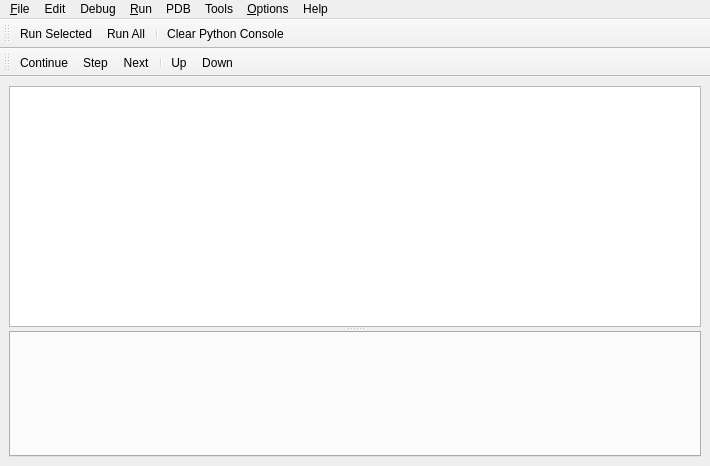
Above: preditor/gui/ui/loggerwindow.ui from blurstudio/PrEditor before the change. Below: the same form after it.
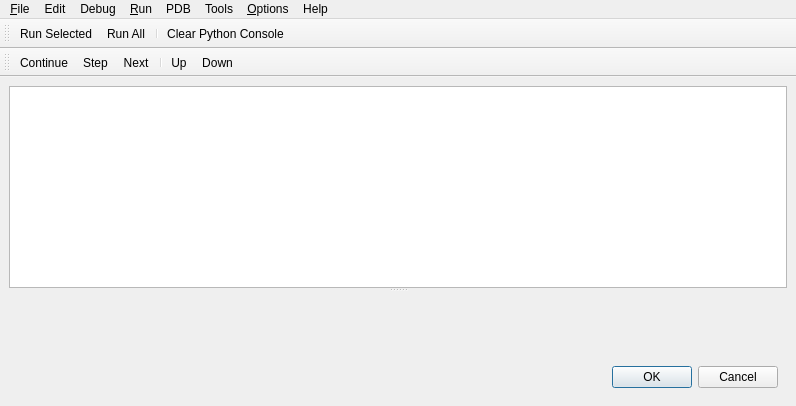
That is the form after the change. Custom widgets are drawn as their Qt base class.

Commit message: PrEditor now uses GroupTabWidget for its workboxs User can now choose what workbox editor plugin to use Prompt the user to choose an workbox editor if they haven't already.

The edit to the form file:
```diff
--- a/preditor/gui/ui/loggerwindow.ui
+++ b/preditor/gui/ui/loggerwindow.ui
@@ -6,8 +6,8 @@
    <rect>
     <x>0</x>
     <y>0</y>
-    <width>710</width>
-    <height>466</height>
+    <width>796</width>
+    <height>406</height>
    </rect>
   </property>
   <property name="minimumSize">
@@ -38,8 +38,22 @@
        <property name="currentIndex">
         <number>0</number>
        </property>
-       <widget class="QWidget" name="Workbox">
-        <layout class="QVBoxLayout" name="verticalLayout_2">
+       <widget class="QWidget" name="Options">
+        <layout class="QVBoxLayout" name="verticalLayout_5">
+         <item>
+          <widget class="EditorChooser" name="uiEditorChooserWGT" native="true"/>
+         </item>
+         <item>
+          <widget class="QDialogButtonBox" name="uiApplySettingsBTNS">
+           <property name="standardButtons">
+            <set>QDialogButtonBox::Cancel|QDialogButtonBox::Ok</set>
+           </property>
+          </widget>
+         </item>
+        </layout>
+       </widget>
+       <widget class="QWidget" name="WorkboxGroups">
+        <layout class="QVBoxLayout" name="verticalLayout_4">
          <property name="leftMargin">
           <number>0</number>
          </property>
@@ -97,7 +111,7 @@
     <rect>
      <x>0</x>
      <y>0</y>
-     <width>710</width>
+     <width>796</width>
      <height>22</height>
     </rect>
    </property>
@@ -864,6 +878,12 @@
   </action>
  </widget>
  <customwidgets>
+  <customwidget>
+   <class>GroupTabWidget</class>
+   <extends>QTabWidget</extends>
+   <header>preditor.gui.group_tab_widget</header>
+   <container>1</container>
+  </customwidget>
   <customwidget>
    <class>NewTabWidget</class>
    <extends>QTabWidget</extends>
@@ -875,6 +895,11 @@
    <extends>QTextEdit</extends>
    <header>preditor.gui.console</header>
   </customwidget>
+  <customwidget>
+   <class>EditorChooser</class>
+   <extends>QWidget</extends>
+   <header>preditor.gui.editor_chooser</header>
+  </customwidget>
  </customwidgets>
  <resources/>
  <connections/>
```
Left out of the diff: 91 changed lines with no effect on the pictures. The commit also changes 7 other files.
